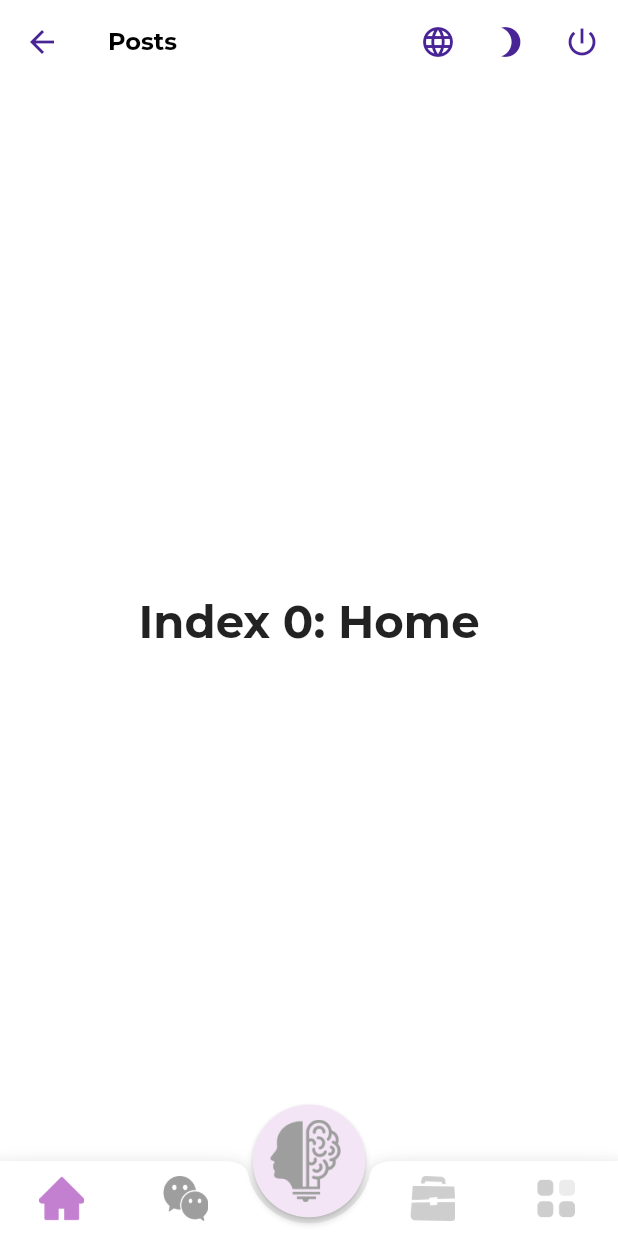
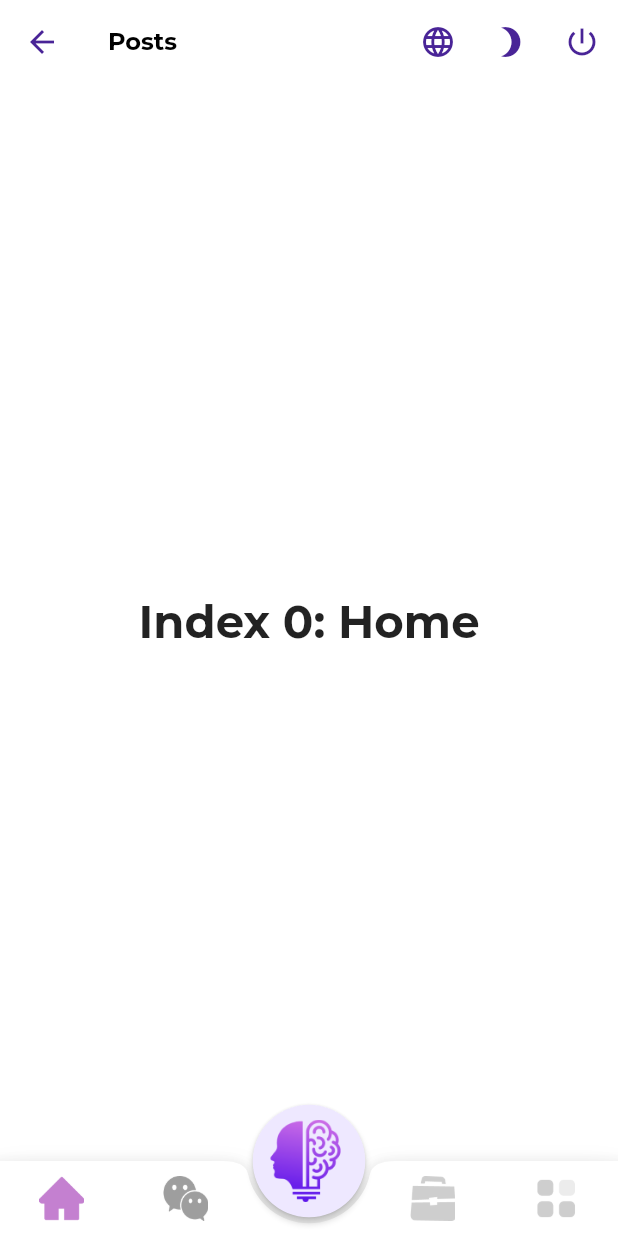
Before and after one commit to vinhtran313/MentalCare, a Flutter app: the HomeScreen screen opened by its route, on a phone screen of 412 x 824 dp. Run offline on Flutter 3.47's test engine with Material 2 defaults, Android fonts, the phone set to English and light mode, and no system bars; our stand-ins replace another_flushbar, dio, flutter_mobx, flutter_svg, get_it, google_fonts and 4 more; missing offline and left inert: material_dialog, xxtea; accounts and stored records are empty; generated files the repository leaves out were written again; network calls fail; project files that could hold a hidden picture were left out.

Commit message:
change home ui

```diff
--- a/lib/ui/home/home.dart
+++ b/lib/ui/home/home.dart
@@ -135,7 +135,7 @@ class _HomeScreenState extends State<HomeScreen> {
       height: 75,
       child: FloatingActionButton(
           splashColor: Colors.purple[50],
-          backgroundColor: Colors.purple[50],
+          backgroundColor: Color.fromRGBO(238, 232, 255, 1),
           onPressed: () {
             _updateIndex(4);
           },
@@ -143,10 +143,7 @@ class _HomeScreenState extends State<HomeScreen> {
             padding: EdgeInsets.all(10),
             child: Image.asset(
               'assets/images/logo_png.png',
-              fit: BoxFit.fill,
-              color: _selectedIndex == 4
-                  ? Color.fromARGB(255, 128, 3, 150)
-                  : Colors.grey,
+              fit: BoxFit.fill
             ),
           ),
           elevation: 2.0,
```
Also changed, not shown: lib/stores/error/error_store.g.dart (deleted), lib/stores/form/form_store.g.dart (deleted), lib/stores/post/post_store.g.dart (deleted).
